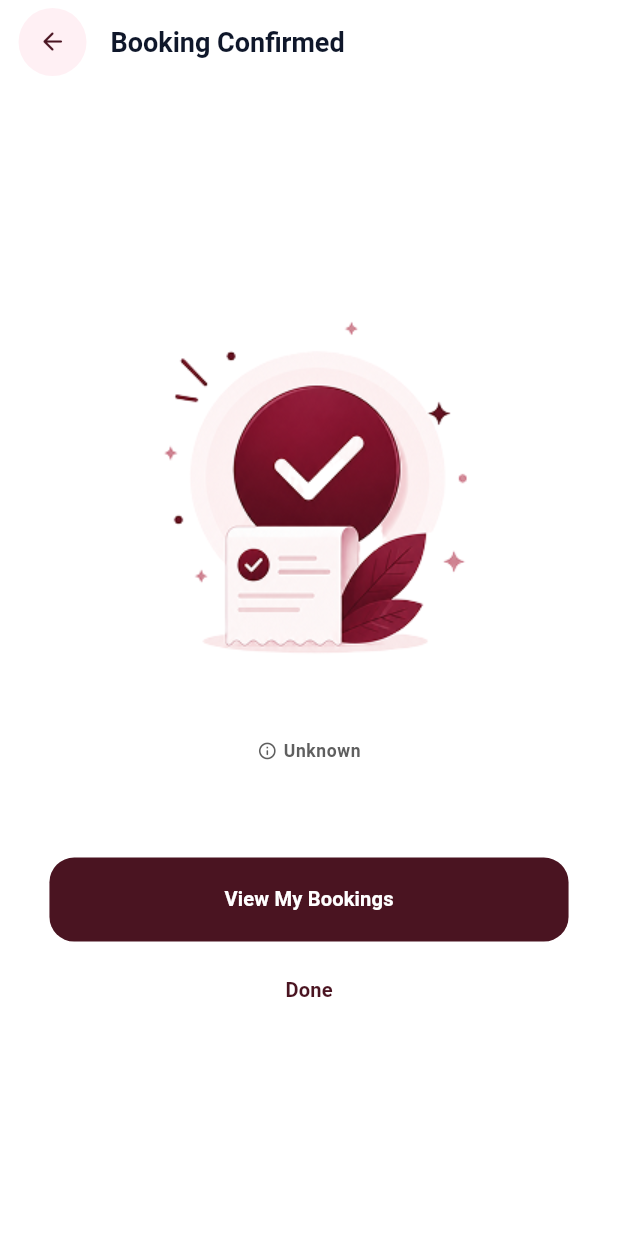
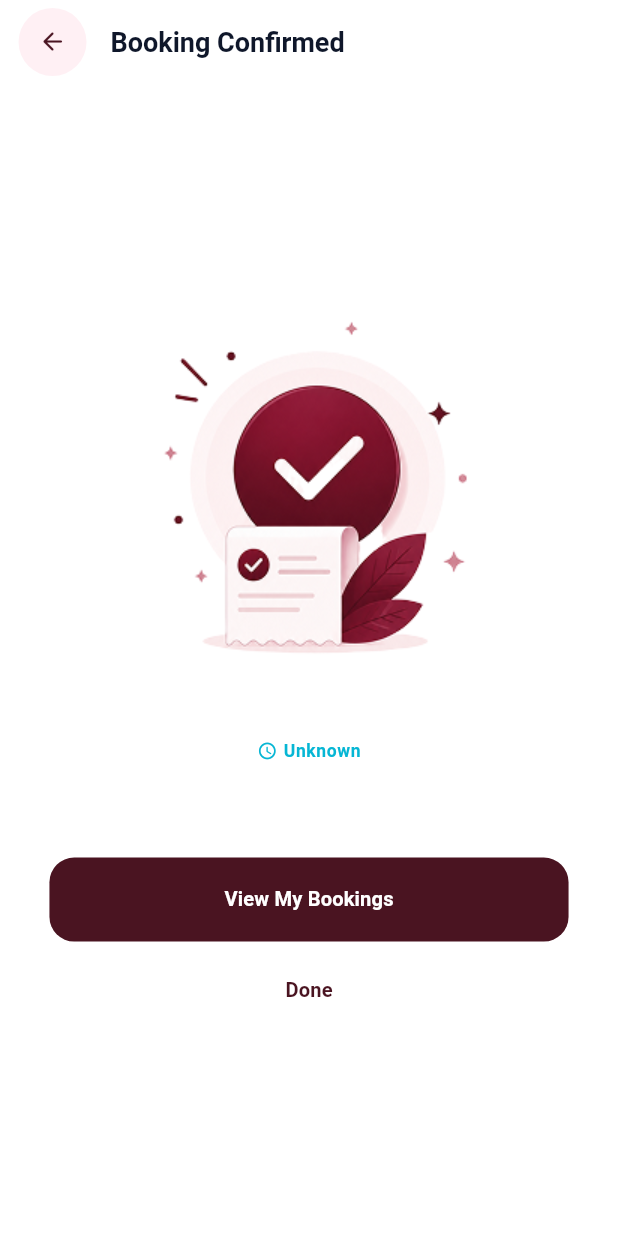
Before and after one commit to omkarsn151/noq_customer, a Flutter app: the BookingSuccessScreen screen opened directly with empty values, on a phone screen of 412 x 824 dp. Run offline on Flutter 3.47's test engine with Material 3 defaults, Android fonts, the light colour scheme and no system bars; our stand-ins replace dio, equatable, flutter_bloc, flutter_secure_storage, geolocator, go_router and 2 more; accounts and stored records are empty.

Commit message:
feat: Enhance booking model and UI with service handling and status labels

```diff
--- /dev/null
+++ b/lib/features/bookings/data/booking_tone.dart
@@ -0,0 +1,15 @@
+/// Badge colour family sent by the API next to a booking's `status_label`.
+enum BookingTone {
+  success,
+  info,
+  warning,
+  danger;
+
+  /// Unknown or missing values fall back to [info] rather than throwing.
+  static BookingTone fromString(String? value) {
+    return BookingTone.values.firstWhere(
+      (tone) => tone.name == value,
+      orElse: () => BookingTone.info,
+    );
+  }
+}
--- a/lib/features/bookings/presentation/screens/booking_success_screen.dart
+++ b/lib/features/bookings/presentation/screens/booking_success_screen.dart
@@ -28,7 +28,7 @@ class BookingSuccessScreen extends StatelessWidget {
             children: [
               Image.asset(AppAssets.paymentSuccess),
               SizedBox(height: 2.h),
-              BookingStatusLabel(status: booking.status),
+              BookingStatusLabel.fromStatus(booking.status),
               SizedBox(height: 1.h),
               Text(
                 booking.message,
--- a/lib/features/bookings/presentation/widgets/booking_status_label.dart
+++ b/lib/features/bookings/presentation/widgets/booking_status_label.dart
@@ -1,69 +1,61 @@
 import 'package:flutter/material.dart';
 import 'package:sizer/sizer.dart';
 import 'package:noq/core/utils/app_colors.dart';
+import 'package:noq/features/bookings/data/booking_tone.dart';
 
-/// Icon + label pair for a booking's status. The API sends a free-form string,
-/// so unknown values fall back to a neutral style rather than throwing.
+/// Icon + label pair for a booking's status. [label] is printed as given and
+/// [tone] alone picks the colour, so the list and Booking Details agree.
 class BookingStatusLabel extends StatelessWidget {
-  final String status;
+  final String label;
+  final BookingTone tone;
 
-  const BookingStatusLabel({super.key, required this.status});
+  const BookingStatusLabel({
+    super.key,
+    required this.label,
+    required this.tone,
+  });
+
+  /// For responses that only carry a raw `status` (e.g. the booking just
+  /// created). Uses the same wording the server sends as `status_label`.
+  factory BookingStatusLabel.fromStatus(String status, {Key? key}) {
+    final (label, tone) = switch (status.toLowerCase()) {
+      'pending' => ('Pending', BookingTone.info),
+      'confirmed' => ('Confirmed', BookingTone.success),
+      'in_progress' => ('In progress', BookingTone.info),
+      'completed' => ('Completed', BookingTone.success),
+      'no_show' => ('Missed', BookingTone.warning),
+      'cancelled' || 'canceled' => ('Cancelled', BookingTone.danger),
+      'rejected' => ('Declined', BookingTone.danger),
+      'dismissed' => ('Expired', BookingTone.warning),
+      _ => (_titleCase(status), BookingTone.info),
+    };
+    return BookingStatusLabel(key: key, label: label, tone: tone);
+  }
 
   @override
   Widget build(BuildContext context) {
     final textTheme = Theme.of(context).textTheme;
-    final style = _styleFor(status);
+    final (icon, color) = switch (tone) {
+      BookingTone.success => (Icons.check_circle_rounded, AppColors.success),
+      BookingTone.info => (Icons.access_time_rounded, AppColors.blue),
+      BookingTone.warning => (Icons.error_outline_rounded, AppColors.orange),
+      BookingTone.danger => (Icons.cancel_rounded, AppColors.error),
+    };
 
     return Row(
       mainAxisSize: MainAxisSize.min,
       children: [
-        Icon(style.icon, size: 15.sp, color: style.color),
+        Icon(icon, size: 15.sp, color: color),
         SizedBox(width: 1.w),
         Text(
-          style.label,
+          label,
           style: textTheme.bodySmall?.copyWith(
-            color: style.color,
+            color: color,
             fontWeight: FontWeight.w600,
           ),
         ),
       ],
     );
-  }
-
-  _StatusStyle _styleFor(String status) {
-    switch (status.toLowerCase()) {
-      case 'pending':
-        return _StatusStyle(
-          Icons.access_time_rounded,
-          AppColors.primary,
-          'Pending',
-        );
-      case 'confirmed':
-        return _StatusStyle(
-          Icons.check_circle_rounded,
-          AppColors.success,
-          'Confirmed',
-        );
-      case 'completed':
-        return _StatusStyle(
-          Icons.check_circle_rounded,
-          AppColors.blue,
-          'Completed',
-        );
-      case 'cancelled':
-      case 'canceled':
-        return _StatusStyle(
-          Icons.cancel_rounded,
-          AppColors.error,
-          'Cancelled',
-        );
-      default:
-        return _StatusStyle(
-          Icons.info_outline_rounded,
-          AppColors.textSecondary,
-          _titleCase(status),
-        );
-    }
   }
 
   static String _titleCase(String value) {
@@ -76,11 +68,3 @@ class BookingStatusLabel extends StatelessWidget {
         .join(' ');
   }
 }
-
-class _StatusStyle {
-  final IconData icon;
-  final Color color;
-  final String label;
-
-  const _StatusStyle(this.icon, this.color, this.label);
-}
```
Also changed, not shown: lib/core/utils/date_time_utils.dart (+9 -5 lines), lib/features/bookings/data/booking_model.dart (+65 -29 lines), lib/features/bookings/presentation/widgets/bookings_tile.dart (+142 -77 lines).
